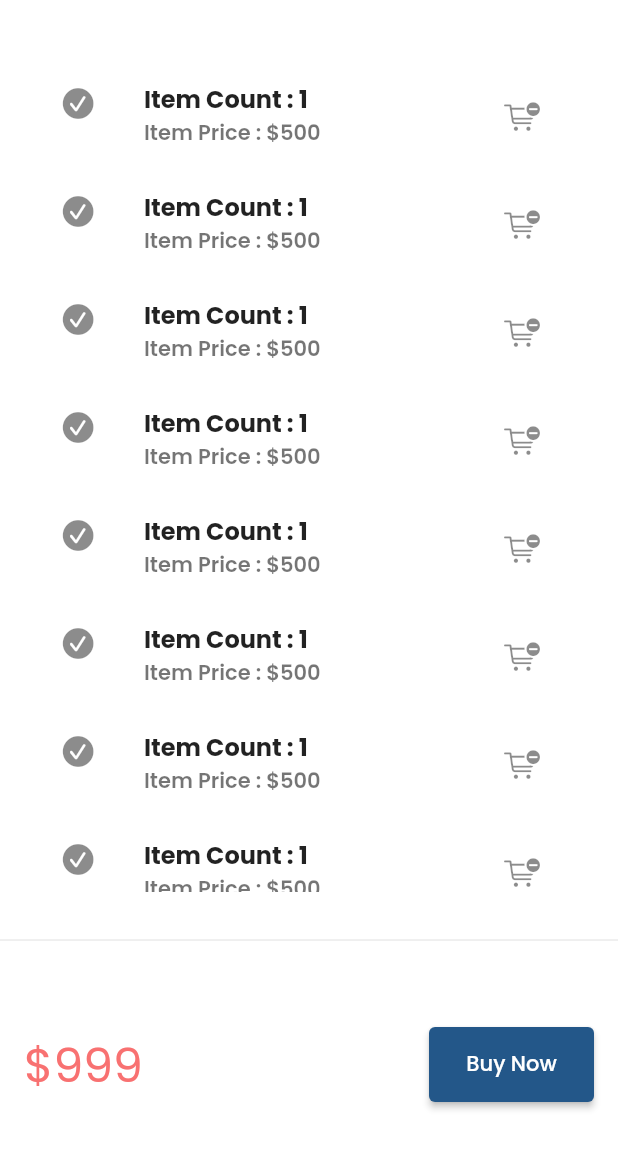
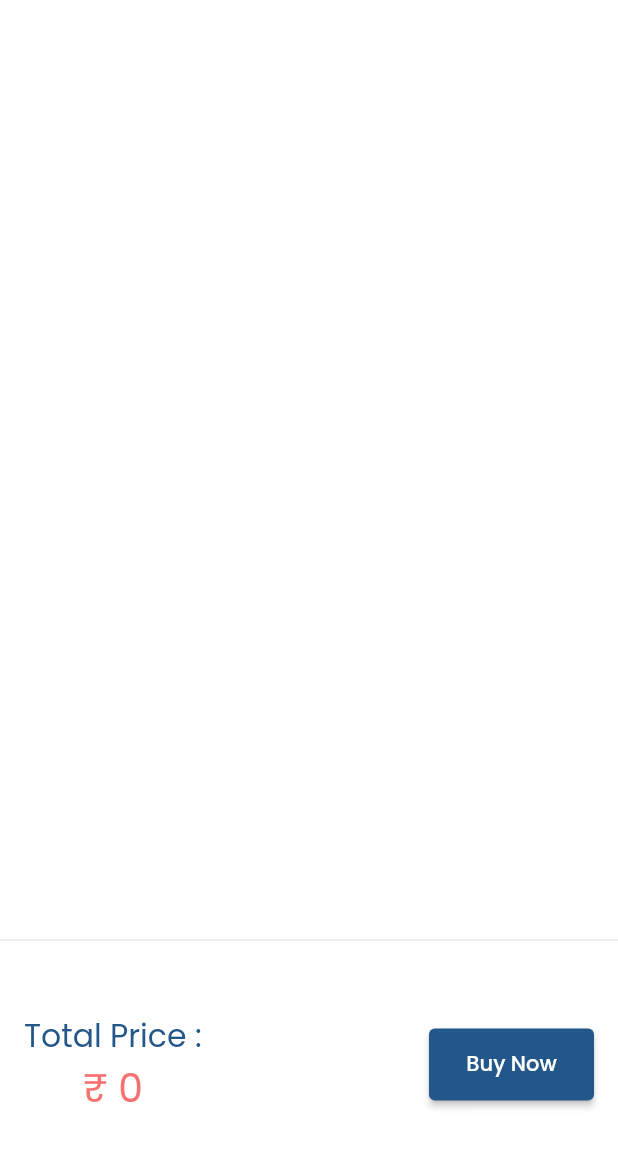
Before and after one commit to TheJenilDGohel/Learning-Flutter, a Flutter app: the CartPage screen opened by its route, on a phone screen of 412 x 824 dp, the part 59-1229 px from its top. Run offline on Flutter 3.47's test engine with Material 2 defaults, Android fonts, the phone set to English and light mode, and no system bars; our stand-ins replace google_fonts, velocity_x; missing offline and left inert: dart:ffi; network calls fail.

Commit message:
day 18 : completed Learned lot...about silly mistakes and how to be focused while proggraming things....

```diff
--- a/lib/models/cart.dart
+++ b/lib/models/cart.dart
@@ -2,11 +2,17 @@ import 'dart:ffi';
 import 'package:flutter_application_1/models/catalog.dart';
 
 class CartModel {
+  static final cartmodel = CartModel._internal();
+
+  CartModel._internal();
+
+  factory CartModel() => cartmodel;
+
   //catalog field
   late CatalogModel _catalog;
 
   //collection of itemIDs
-  List<dynamic> _itemIds = [];
+  List<int> _itemIds = [];
 
   //get catalog
   CatalogModel get catalog => _catalog;
--- a/lib/models/catalog.dart
+++ b/lib/models/catalog.dart
@@ -2,6 +2,12 @@
 import 'dart:convert';
 
 class CatalogModel {
+  static final catmodel = CatalogModel._internal();
+
+  CatalogModel._internal();
+
+  factory CatalogModel() => catmodel;
+
   static List<Item> items = [];
 
   //Get Item By ID
@@ -15,7 +21,7 @@ class CatalogModel {
 }
 
 class Item {
-  final num itemId;
+  final int itemId;
   final String itemName;
   final String itemDesc;
   final num itemPrice;
@@ -31,7 +37,7 @@ class Item {
   });
 
   Item copyWith({
-    num? itemId,
+    int? itemId,
     String? itemName,
     String? itemDesc,
     num? itemPrice,
@@ -61,7 +67,7 @@ class Item {
 
   factory Item.fromMap(Map<String, dynamic> map) {
     return Item(
-      itemId: map['itemId'] as num,
+      itemId: map['itemId'] as int,
       itemName: map['itemName'] as String,
       itemDesc: map['itemDesc'] as String,
       itemPrice: map['itemPrice'] as num,
--- a/lib/pages/cart_page.dart
+++ b/lib/pages/cart_page.dart
@@ -1,5 +1,6 @@
 import 'package:flutter/cupertino.dart';
 import 'package:flutter/material.dart';
+import 'package:flutter_application_1/models/cart.dart';
 import 'package:flutter_application_1/themes/themes.dart';
 import 'package:velocity_x/velocity_x.dart';
 
@@ -24,6 +25,7 @@ class CartPage extends StatelessWidget {
 }
 
 class _CartTotal extends StatelessWidget {
+  final _cart = CartModel();
   @override
   Widget build(BuildContext context) {
     return SizedBox(
@@ -31,7 +33,13 @@ class _CartTotal extends StatelessWidget {
       child: Row(
         mainAxisAlignment: MainAxisAlignment.spaceBetween,
         children: [
-          "\$999".text.xl4.red400.make(),
+          Column(
+            mainAxisAlignment: MainAxisAlignment.center,
+            children: [
+              "Total Price :".text.xl2.color(context.accentColor).make(),
+              "\₹ ${_cart.totalprice}".text.xl3.red400.make(),
+            ],
+          ),
           ElevatedButton(
             style: ButtonStyle(
               backgroundColor: MaterialStateProperty.all(
@@ -46,7 +54,7 @@ class _CartTotal extends StatelessWidget {
               );
             },
             child: "Buy Now".text.white.white.make(),
-          ).wh(110, 50),
+          ).wh(110, 48),
         ],
       ).p16(),
     );
@@ -61,16 +69,18 @@ class _CartList extends StatefulWidget {
 }
 
 class __CartListState extends State<_CartList> {
+  final _cart = CartModel();
   @override
   Widget build(BuildContext context) {
     return ListView.builder(
-      itemCount: 10,
+      itemCount: _cart.items.length,
       itemBuilder: (BuildContext context, int index) => ListTile(
         leading: Icon(
           CupertinoIcons.check_mark_circled_solid,
         ),
-        title: "Item Count : 1".text.bold.make(),
-        subtitle: "Item Price : \$500".text.semiBold.make(),
+        title: _cart.items[index].itemName.text.bold.make(),
+        subtitle:
+            "\Price : ₹ ${_cart.items[index].itemPrice}".text.semiBold.make(),
         trailing: IconButton(
           icon: Icon(
             CupertinoIcons.cart_badge_minus,
```
Also changed, not shown: lib/widgets/homeWidgets/catalogL_list.dart (+43 -10 lines).
